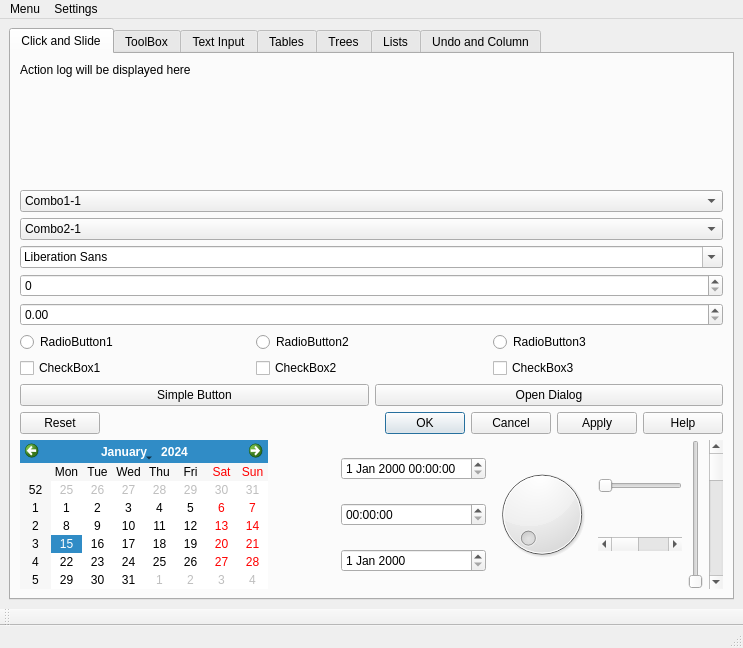
lildannita/QtAda, file examples/simple_qt_widget_example/mainwindow.ui: the form before one commit.
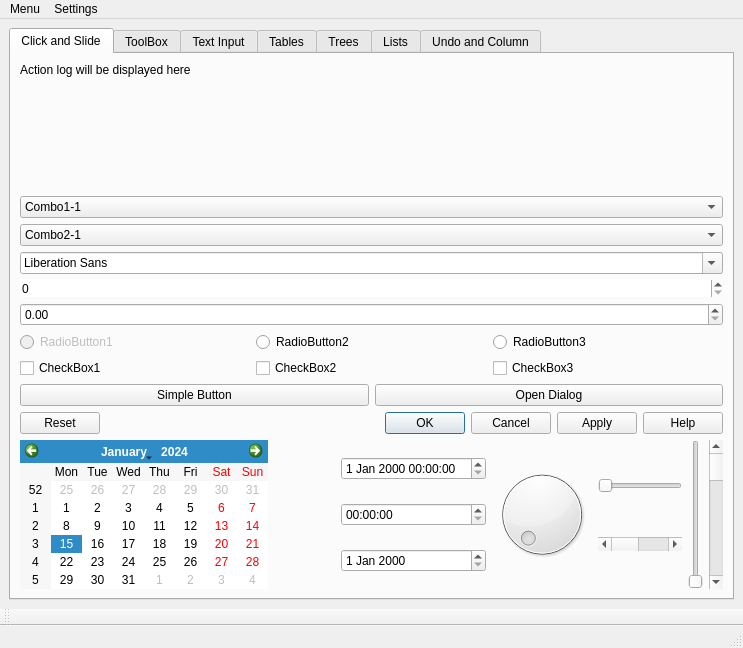
The form after the commit. The open tabs and pages were chosen to show the change.

Patch:
```diff
--- a/examples/simple_qt_widget_example/mainwindow.ui
+++ b/examples/simple_qt_widget_example/mainwindow.ui
@@ -118,7 +118,11 @@
               <item>
                <layout class="QVBoxLayout" name="verticalLayout_5">
                 <item>
-                 <widget class="QSpinBox" name="spinBox"/>
+                 <widget class="QSpinBox" name="spinBox">
+                  <property name="frame">
+                   <bool>false</bool>
+                  </property>
+                 </widget>
                 </item>
                 <item>
                  <widget class="QDoubleSpinBox" name="doubleSpinBox"/>
@@ -133,6 +137,9 @@
                <layout class="QHBoxLayout" name="horizontalLayout_3">
                 <item>
                  <widget class="QRadioButton" name="radioButton_3">
+                  <property name="enabled">
+                   <bool>false</bool>
+                  </property>
                   <property name="text">
                    <string>RadioButton1</string>
                   </property>
```
Left out of the diff: 19 changed lines with no effect on the pictures.
